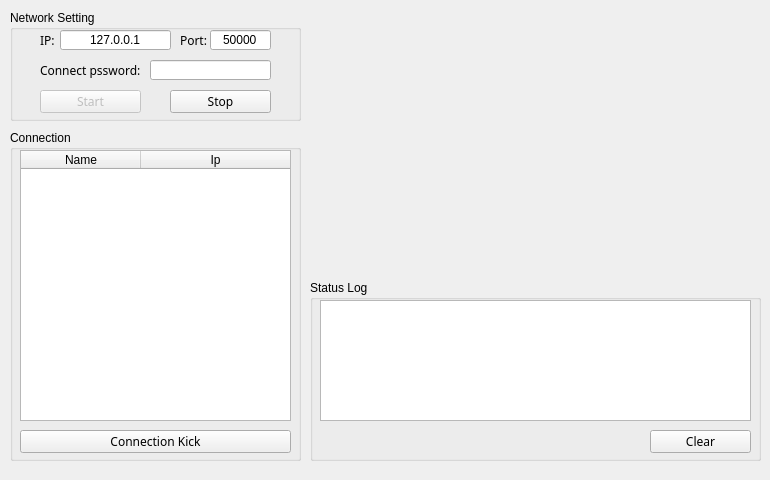
Before: the Qt Designer form eSST_Controller_Gui/view/network_view.ui in RuiChen0101/eSports-Stream-Tools, drawn with Qt 5.
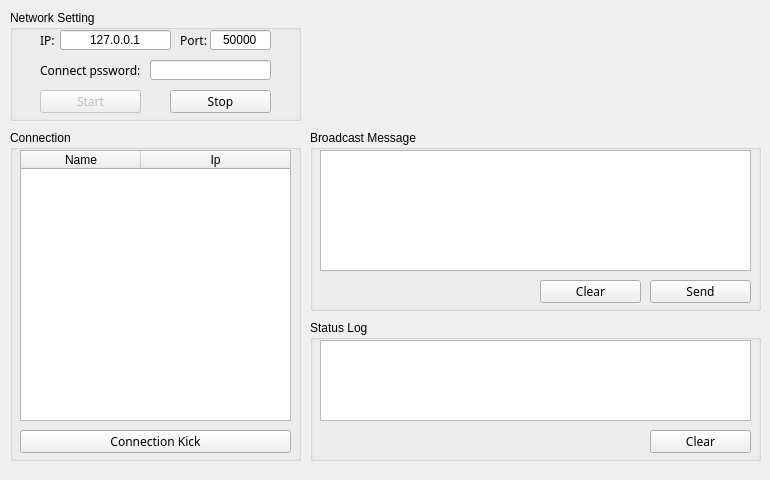
After: the same form once the commit is applied.

Diff of the .ui file:
```diff
--- a/eSST_Controller_Gui/view/network_view.ui
+++ b/eSST_Controller_Gui/view/network_view.ui
@@ -285,9 +285,9 @@
    <property name="geometry">
     <rect>
      <x>310</x>
-     <y>280</y>
+     <y>320</y>
      <width>451</width>
-     <height>181</height>
+     <height>141</height>
     </rect>
    </property>
    <property name="title">
@@ -299,7 +299,7 @@
       <x>10</x>
       <y>20</y>
       <width>431</width>
-      <height>121</height>
+      <height>81</height>
      </rect>
     </property>
     <property name="readOnly">
@@ -310,6 +310,68 @@
     <property name="geometry">
      <rect>
       <x>340</x>
+      <y>110</y>
+      <width>101</width>
+      <height>23</height>
+     </rect>
+    </property>
+    <property name="font">
+     <font>
+      <family>Microsoft JhengHei</family>
+     </font>
+    </property>
+    <property name="text">
+     <string>Clear</string>
+    </property>
+   </widget>
+  </widget>
+  <widget class="QGroupBox" name="broadcast_message_group">
+   <property name="geometry">
+    <rect>
+     <x>310</x>
+     <y>130</y>
+     <width>451</width>
+     <height>181</height>
+    </rect>
+   </property>
+   <property name="title">
+    <string>Broadcast Message</string>
+   </property>
+   <widget class="QPlainTextEdit" name="message_edit">
+    <property name="geometry">
+     <rect>
+      <x>10</x>
+      <y>20</y>
+      <width>431</width>
+      <height>121</height>
+     </rect>
+    </property>
+    <property name="readOnly">
+     <bool>false</bool>
+    </property>
+   </widget>
+   <widget class="QPushButton" name="send_message_btn">
+    <property name="geometry">
+     <rect>
+      <x>340</x>
+      <y>150</y>
+      <width>101</width>
+      <height>23</height>
+     </rect>
+    </property>
+    <property name="font">
+     <font>
+      <family>Microsoft JhengHei</family>
+     </font>
+    </property>
+    <property name="text">
+     <string>Send</string>
+    </property>
+   </widget>
+   <widget class="QPushButton" name="clear_message_btn">
+    <property name="geometry">
+     <rect>
+      <x>230</x>
       <y>150</y>
       <width>101</width>
       <height>23</height>
```
Left out of the diff: 5 changed lines with no effect on the pictures.
